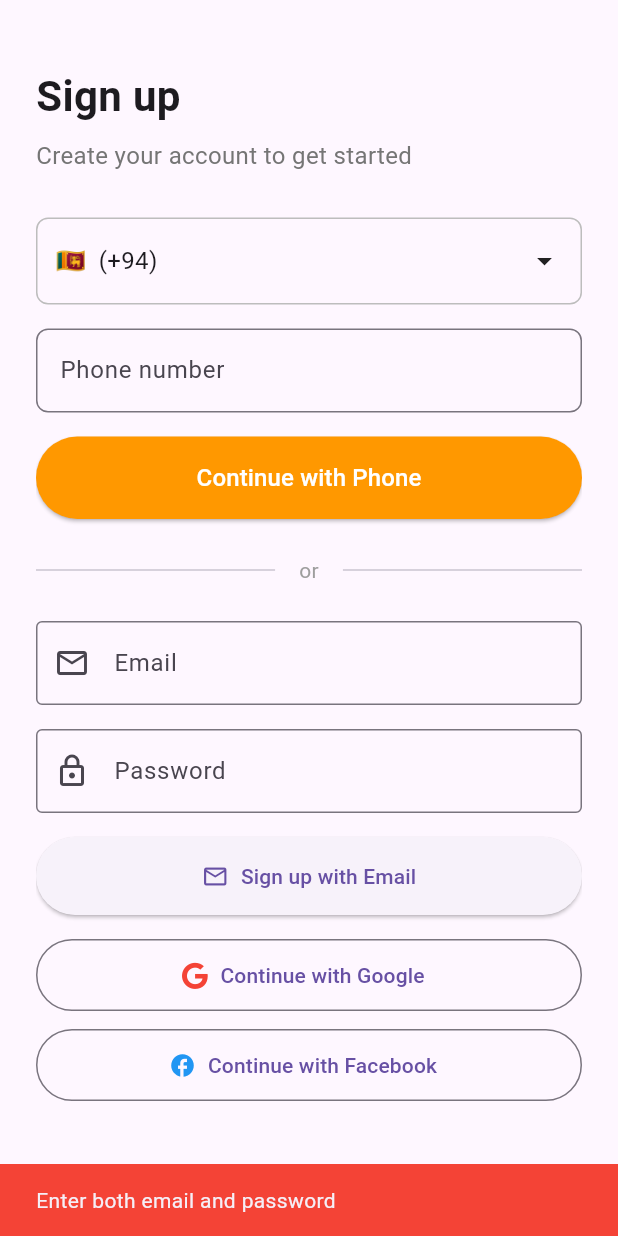
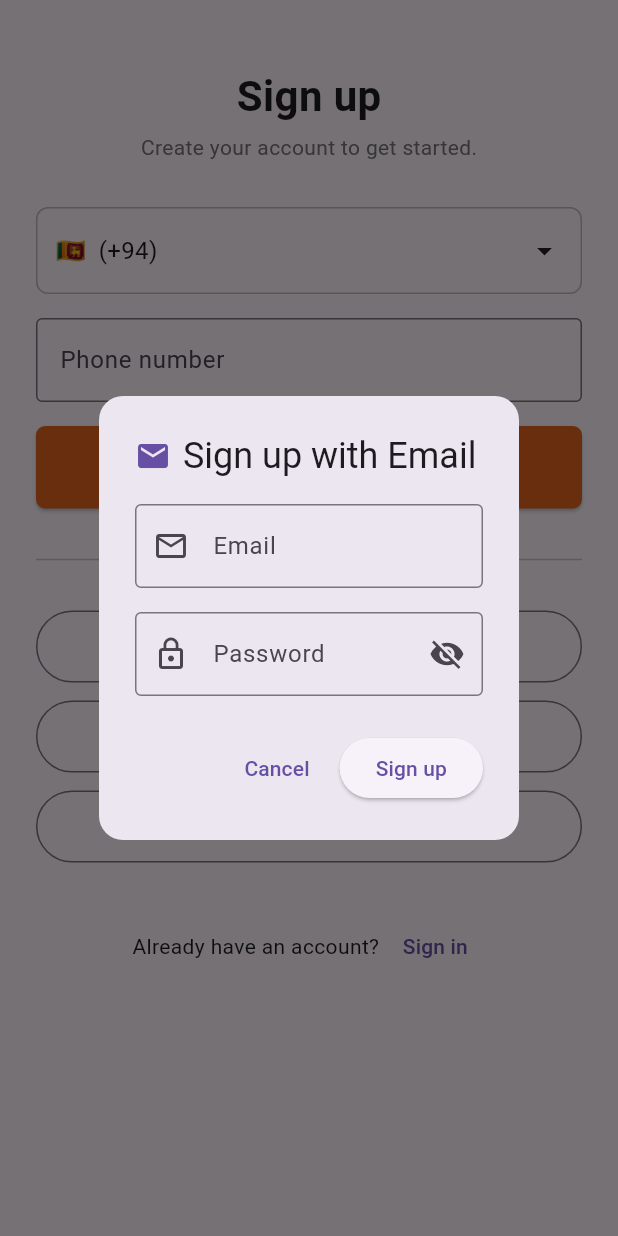
Before and after one commit to nilupul-dew/MAD_Group_09, a Flutter app: the screen it shows after launch, after a tap on "Sign up with Email", on a phone screen of 412 x 824 dp. Run offline on Flutter 3.47's test engine with Material 3 defaults, Android fonts, the phone set to English and light mode, and no system bars; our stand-ins replace cloud_firestore, country_picker, firebase_auth, firebase_core, firebase_storage, font_awesome_flutter and 2 more; missing offline and left inert: flutter_facebook_auth; accounts and stored records are empty.

Commit message:
Auth screen completed

```diff
--- a/hiking_app/lib/presentation/screens/authentication_screen.dart
+++ b/hiking_app/lib/presentation/screens/authentication_screen.dart
@@ -6,6 +6,7 @@ import 'otp_screen.dart';
 import 'display_name_screen.dart';
 import 'home_screen.dart';
 
+/* Edit line 257 to redirect to the home page if registered user */
 class AuthScreen extends StatefulWidget {
   const AuthScreen({super.key});
 
@@ -16,8 +17,6 @@ class AuthScreen extends StatefulWidget {
 class _AuthScreenState extends State<AuthScreen> {
   Country selectedCountry = Country.parse('LK');
   final TextEditingController _phoneController = TextEditingController();
-  final TextEditingController _emailController = TextEditingController();
-  final TextEditingController _passwordController = TextEditingController();
   final AuthService _authService = AuthService();
 
   bool _isSignUp = true; // Toggle between sign up and sign in
@@ -91,9 +90,100 @@ class _AuthScreenState extends State<AuthScreen> {
     }
   }
 
-  Future<void> _handleEmailAuth() async {
-    final email = _emailController.text.trim();
-    final password = _passwordController.text.trim();
+  void _showEmailAuthDialog() {
+    final TextEditingController emailController = TextEditingController();
+    final TextEditingController passwordController = TextEditingController();
+    bool isDialogLoading = false;
+    bool isPasswordVisible = false;
+
+    showDialog(
+      context: context,
+      barrierDismissible: !isDialogLoading,
+      builder: (context) {
+        return StatefulBuilder(
+          builder: (context, setDialogState) {
+            return AlertDialog(
+              shape: RoundedRectangleBorder(
+                borderRadius: BorderRadius.circular(16),
+              ),
+              title: Row(
+                children: [
+                  Icon(Icons.email, color: Theme.of(context).primaryColor),
+                  const SizedBox(width: 8),
+                  Text(_isSignUp ? "Sign up with Email" : "Sign in with Email"),
+                ],
+              ),
+              content: SingleChildScrollView(
+                child: Column(
+                  mainAxisSize: MainAxisSize.min,
+                  children: [
+                    TextField(
+                      controller: emailController,
+                      keyboardType: TextInputType.emailAddress,
+                      decoration: const InputDecoration(
+                        labelText: "Email",
+                        border: OutlineInputBorder(),
+                        prefixIcon: Icon(Icons.email_outlined),
+                      ),
+                    ),
+                    const SizedBox(height: 16),
+                    TextField(
+                      controller: passwordController,
+                      obscureText: !isPasswordVisible,
+                      decoration: InputDecoration(
+                        labelText: "Password",
+                        border: const OutlineInputBorder(),
+                        prefixIcon: const Icon(Icons.lock_outline),
+                        suffixIcon: IconButton(
+                          icon: Icon(
+                            isPasswordVisible
+                                ? Icons.visibility
+                                : Icons.visibility_off,
+                          ),
+                          onPressed:
+                              () => setDialogState(() {
+                                isPasswordVisible = !isPasswordVisible;
+                              }),
+                        ),
+                      ),
+                    ),
+                    if (!_isSignUp)
+                      Align(
+                        alignment: Alignment.centerRight,
+                        child: TextButton(
+                          onPressed: () async {
+                            final email = emailController.text.trim();
+                            if (email.isEmpty) {
+                              _showError('Please enter your email address');
+                              return;
+                            }
+
+                            try {
+                              await _authService.resetPassword(email);
+                              _showSuccess('Reset link sent to $email');
+                            } catch (e) {
+                              _showError(e.toString());
+                            }
+                          },
+                          child: const Text("Forgot Password?"),
+                        ),
+                      ),
+                  ],
+                ),
+              ),
+              actions: [
+                TextButton(
+                  onPressed:
+                      isDialogLoading ? null : () => Navigator.pop(context),
+                  child: const Text("Cancel"),
+                ),
+                ElevatedButton(
+                  onPressed:
+                      isDialogLoading
+                          ? null
+                          : () async {
+                            final email = emailController.text.trim();
+                            final password = passwordController.text.trim();
 
                             if (email.isEmpty || password.isEmpty) {
                               _showError('Enter both email and password');
@@ -101,46 +191,67 @@ class _AuthScreenState extends State<AuthScreen> {
                             }
 
                             if (password.length < 6) {
-      _showError('Password must be at least 6 characters');
+                              _showError(
+                                'Password must be at least 6 characters',
+                              );
                               return;
                             }
 
-    setState(() => _isLoading = true);
+                            setDialogState(() => isDialogLoading = true);
 
                             try {
                               late final userCredential;
 
                               if (_isSignUp) {
-        // Check if user already exists
-        final userExists = await _authService.userExists(email: email);
+                                final userExists = await _authService
+                                    .userExists(email: email);
                                 if (userExists) {
-          _showError('User already exists. Please sign in instead.');
-          setState(() {
-            _isSignUp = false;
-            _isLoading = false;
-          });
+                                  _showError(
+                                    'User already exists. Please sign in instead.',
+                                  );
+                                  setState(() => _isSignUp = false);
+                                  Navigator.pop(context);
                                   return;
                                 }
 
-        userCredential = await _authService.signUpWithEmailAndPassword(
+                                userCredential = await _authService
+                                    .signUpWithEmailAndPassword(
                                       email: email,
                                       password: password,
                                     );
                               } else {
-        userCredential = await _authService.signInWithEmailAndPassword(
+                                userCredential = await _authService
+                                    .signInWithEmailAndPassword(
                                       email: email,
                                       password: password,
                                     );
                               }
 
                               if (userCredential.user != null) {
+                                Navigator.pop(context);
                                 _handleSuccessfulAuth(userCredential.user!);
                               }
                             } catch (e) {
                               _showError(e.toString());
                             } finally {
-      setState(() => _isLoading = false);
+                              setDialogState(() => isDialogLoading = false);
                             }
+                          },
+                  child:
+                      isDialogLoading
+                          ? const SizedBox(
+                            height: 20,
+                            width: 20,
+                            child: CircularProgressIndicator(strokeWidth: 2),
+                          )
+                          : Text(_isSignUp ? "Sign up" : "Sign in"),
+                ),
+              ],
+            );
+          },
+        );
+      },
+    );
   }
 
   void _handleSuccessfulAuth(user) {
@@ -162,21 +273,6 @@ class _AuthScreenState extends State<AuthScreen> {
         context,
         MaterialPageRoute(builder: (_) => const HomeScreen()),
       );
-    }
-  }
-
-  Future<void> _resetPassword() async {
-    final email = _emailController.text.trim();
-    if (email.isEmpty) {
-      _showError('Please enter your email address');
-      return;
-    }
-
-    try {
-      await _authService.resetPassword(email);
-      _showSuccess('Password reset email sent to $email');
-    } catch (e) {
-      _showError(e.toString());
     }
   }
 
@@ -203,19 +299,23 @@ class _AuthScreenState extends State<AuthScreen> {
               crossAxisAlignment: CrossAxisAlignment.start,
               children: [
                 const SizedBox(height: 20),
-                Text(
+                Center(
+                  child: Text(
                     _isSignUp ? "Sign up" : "Sign in",
                     style: const TextStyle(
                       fontSize: 28,
                       fontWeight: FontWeight.bold,
                     ),
                   ),
-                const SizedBox(height: 8),
-                Text(
+                ),
+                const SizedBox(height: 4),
+                Center(
+                  child: Text(
                     _isSignUp
-                      ? "Create your account to get started"
+                        ? "Create your account to get started."
                         : "Welcome back! Please sign in",
-                  style: TextStyle(fontSize: 16, color: Colors.grey[600]),
+                    style: TextStyle(fontSize: 14, color: Colors.grey[600]),
+                  ),
                 ),
                 const SizedBox(height: 30),
 
@@ -227,9 +327,7 @@ class _AuthScreenState extends State<AuthScreen> {
                   keyboardType: TextInputType.phone,
                   decoration: InputDecoration(
                     prefixText: '+${selectedCountry.phoneCode} ',
-                    border: OutlineInputBorder(
-                      borderRadius: BorderRadius.circular(8),
-                    ),
+                    border: OutlineInputBorder(),
                     labelText: 'Phone number',
                   ),
                 ),
@@ -239,8 +337,11 @@ class _AuthScreenState extends State<AuthScreen> {
                   child: ElevatedButton(
                     onPressed: _isLoading ? null : _startPhoneVerification,
                     style: ElevatedButton.styleFrom(
-                      backgroundColor: Colors.orange,
+                      backgroundColor: const Color(0xFFE3641F),
                       padding: const EdgeInsets.symmetric(vertical: 16),
+                      shape: RoundedRectangleBorder(
+                        borderRadius: BorderRadius.circular(6),
+                      ),
                     ),
                     child:
                         _isLoading
@@ -270,59 +371,18 @@ class _AuthScreenState extends State<AuthScreen> {
                 ),
                 const SizedBox(height: 24),
 
-                // Email/Password Section
-                TextField(
-                  controller: _emailController,
-                  keyboardType: TextInputType.emailAddress,
-                  decoration: const InputDecoration(
-                    labelText: "Email",
-                    border: OutlineInputBorder(),
-                    prefixIcon: Icon(Icons.email_outlined),
-                  ),
-                ),
-                const SizedBox(height: 16),
-                TextField(
-                  controller: _passwordController,
-                  obscureText: true,
-                  decoration: const InputDecoration(
-                    labelText: "Password",
-                    border: OutlineInputBorder(),
-                    prefixIcon: Icon(Icons.lock_outlined),
-                  ),
-                ),
-
-                if (!_isSignUp) ...[
-                  const SizedBox(height: 8),
-                  Align(
-                    alignment: Alignment.centerRight,
-                    child: TextButton(
-                      onPressed: _resetPassword,
-                      child: const Text("Forgot Password?"),
-                    ),
-                  ),
-                ],
-
-                const SizedBox(height: 16),
-                SizedBox(
-                  width: double.infinity,
-                  child: ElevatedButton.icon(
-                    onPressed: _isLoading ? null : _handleEmailAuth,
-                    icon: const Icon(Icons.email_outlined),
-                    label: Text(
-                      _isSignUp ? "Sign up with Email" : "Sign in with Email",
-                    ),
-                    style: ElevatedButton.styleFrom(
-                      padding: const EdgeInsets.symmetric(vertical: 16),
-                    ),
-                  ),
-                ),
-
-                const SizedBox(height: 16),
-
                 // Social Sign In Buttons
                 _socialButton(
-                  icon: FontAwesomeIcons.google,
-                  iconColor: Colors.red,
+                  icon: Icons.email_outlined,
+                  iconColor: Colors.grey.shade700,
+                  label:
+                      _isSignUp ? "Sign up with Email" : "Sign in with Email",
+                  onPressed: _isLoading ? null : _showEmailAuthDialog,
+                ),
+                const SizedBox(height: 12),
+                _socialButton(
+                  icon: FontAwesomeIcons.googlePlusG,
+
                   label: "Continue with Google",
                   onPressed: _isLoading ? null : _handleGoogleSignIn,
                 ),
@@ -349,7 +409,6 @@ class _AuthScreenState extends State<AuthScreen> {
                       onPressed: () {
                         setState(() {
                           _isSignUp = !_isSignUp;
-                          _passwordController.clear();
                         });
                       },
                       child: Text(_isSignUp ? "Sign in" : "Sign up"),
@@ -411,8 +470,6 @@ class _AuthScreenState extends State<AuthScreen> {
   @override
   void dispose() {
     _phoneController.dispose();
-    _emailController.dispose();
-    _passwordController.dispose();
     super.dispose();
   }
 }
```
Lines whose indentation alone changed are shown as unchanged.
